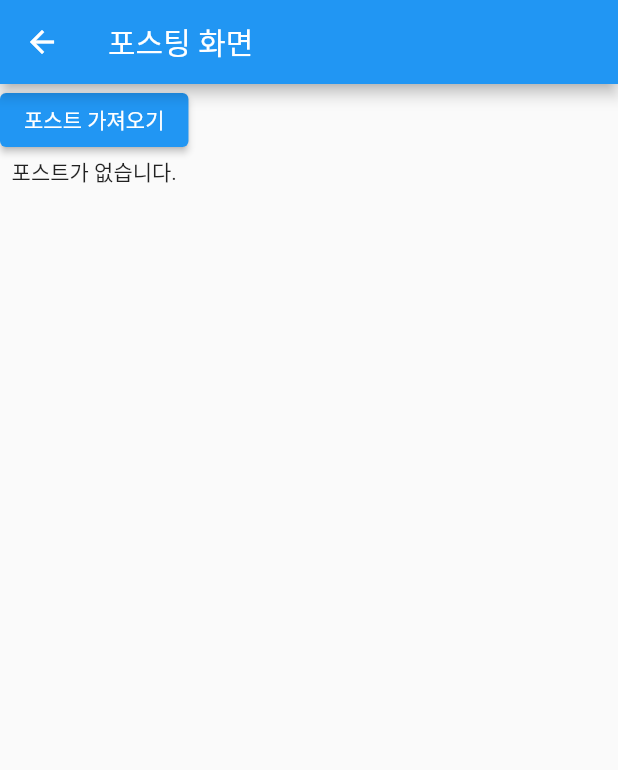
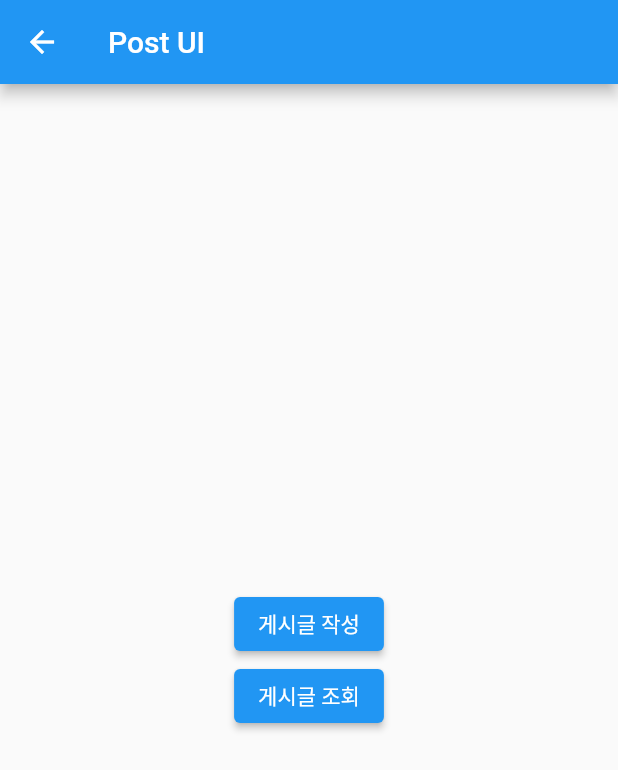
Before and after one commit to coffeeamp/flutter_travel_demo, a Flutter app: the screen it shows once a user with an empty profile is signed in, after a tap on "POST", on a phone screen of 412 x 824 dp. Shown: the top 770 px of the screen. Run offline on Flutter 3.47's test engine with Material 2 defaults, Android fonts, the phone set to English and light mode, and no system bars; our stand-ins replace cloud_firestore, firebase_auth, firebase_core, firebase_storage, flutter_chat_bubble, image_picker and 1 more; accounts and stored records are empty; network calls fail.

```diff
--- a/lib/post/post_provider.dart
+++ b/lib/post/post_provider.dart
@@ -1,46 +1,48 @@
+// post_provider.dart (PostProvider 클래스 파일)
 import 'dart:convert';
+import 'package:flutter/foundation.dart';
 import 'package:http/http.dart' as http;
-import 'package:flutter/foundation.dart';
 import 'package:flutter_travel_demo/post/post.dart';
 
 class PostProvider extends ChangeNotifier {
-  final String baseUrl = "http://10.0.2.2:8000/my_app/post/";
+  final String baseUrl = "http://10.0.2.2:8000/my_app/post/"; // Django 서버의 URL
 
   List<Post> _posts = [];
   List<Post> get posts => _posts;
 
-  Future<void> getAllPost() async {
+  Future<void> getAllPosts() async {
     try {
       var response = await http.get(Uri.parse(baseUrl));
-      if (response.statusCode == 200){
+      if (response.statusCode == 200) {
         List<dynamic> jsonResponse = json.decode(response.body);
         _posts = jsonResponse.map((json) => Post.fromJson(json)).toList();
         notifyListeners();
-      } else{
-        throw Exception('Failed to load post');
+      } else {
+        throw Exception('Failed to load posts');
       }
     } catch (e) {
-      throw Exception('Failed to load post');
+      throw Exception('Failed to load posts: $e');
     }
   }
 
   Future<void> createPost(Post post) async {
-    try{
+    try {
       var response = await http.post(
         Uri.parse(baseUrl),
         headers: {
           'Content-Type': 'application/json; charset=UTF-8',
         },
-        body: jsonEncode(post.toJson()),
+        body: json.encode(post.toJson()),
       );
-      if (response.statusCode == 201){
+      if (response.statusCode == 201) {
+        // 성공적으로 게시글이 생성됨
         _posts.add(post);
         notifyListeners();
-      } else{
+      } else {
         throw Exception('Failed to create post');
       }
     } catch (e) {
-      throw Exception('Failed to create post');
+      throw Exception('Failed to create post: $e');
     }
   }
 }
--- a/lib/screens/PostUI_screen.dart
+++ b/lib/screens/PostUI_screen.dart
@@ -1,48 +1,102 @@
-import 'package:flutter/foundation.dart';
 import 'package:flutter/material.dart';
-import 'package:flutter_travel_demo/post/post.dart';
-import 'package:flutter_travel_demo/post/post_provider.dart';
 import 'package:provider/provider.dart';
+import 'package:flutter_travel_demo/post/post.dart'; // Post 모델 클래스 파일
+import 'package:flutter_travel_demo/post/post_provider.dart'; // PostProvider 클래스 파일
 
-class PostScreen extends StatelessWidget {
-  const PostScreen({super.key});
-
+class PostUIScreen extends StatelessWidget {
   @override
   Widget build(BuildContext context) {
-    final postProvider = Provider.of<PostProvider>(context, listen: false);
     return Scaffold(
       appBar: AppBar(
-        title: Text('포스팅 화면'), // 타이틀 텍스트
+        title: Text('Post UI'),
       ),
-      body: Column(
+      body: Center(
+        child: Column(
+          mainAxisAlignment: MainAxisAlignment.center,
           children: [
             ElevatedButton(
-            onPressed: () async {
-              await postProvider.getAllPost(); // 포스트 리스트를 가져옴
+              onPressed: () {
+                _showCreatePostDialog(context); // 게시글 작성 다이얼로그 호출
               },
-            child: Text('포스트 가져오기'),
+              child: Text('게시글 작성'),
+            ),
+            ElevatedButton(
+              onPressed: () {
+                // 게시글 조회
+                Provider.of<PostProvider>(context, listen: false).getAllPosts();
+              },
+              child: Text('게시글 조회'),
             ),
             Consumer<PostProvider>(
-            builder : (context, postProvider, child){
-              if (postProvider.posts.isEmpty){
-                return Text('포스트가 없습니다.');
-              } else{
-                return Expanded(
-                  child: ListView.builder(
-                    itemCount: postProvider.posts.length, // 포스트 리스트의 길이만큼 아이템을 만듬
-                    itemBuilder: (context, index){
+              builder: (context, postProvider, _) {
+                return ListView.builder(
+                  shrinkWrap: true,
+                  itemCount: postProvider.posts.length,
+                  itemBuilder: (context, index) {
+                    Post post = postProvider.posts[index];
                     return ListTile(
-                        title: Text(postProvider.posts[index].title), // 포스트의 타이틀을 가져옴
-                        subtitle: Text(postProvider.posts[index].content), // 포스트의 내용을 가져옴
+                      title: Text(post.title),
+                      subtitle: Text(post.content),
+                    );
+                  },
+                );
+              },
+            ),
+          ],
+        ),
+      ),
     );
   }
-                  )
+
+  void _showCreatePostDialog(BuildContext context) {
+    String title = '';
+    String content = '';
+
+    showDialog(
+      context: context,
+      builder: (context) {
+        return AlertDialog(
+          title: Text('게시글 작성'),
+          content: Column(
+            mainAxisSize: MainAxisSize.min,
+            children: [
+              TextField(
+                decoration: InputDecoration(hintText: '제목'),
+                onChanged: (value) => title = value,
+              ),
+              SizedBox(height: 8),
+              TextField(
+                decoration: InputDecoration(hintText: '내용'),
+                onChanged: (value) => content = value,
+              ),
+            ],
+          ),
+          actions: [
+            TextButton(
+              onPressed: () {
+                Navigator.pop(context);
+              },
+              child: Text('취소'),
+            ),
+            TextButton(
+              onPressed: () async {
+                if (title.isNotEmpty && content.isNotEmpty) {
+                  Post post = Post(title: title, content: content);
+                  await Provider.of<PostProvider>(context, listen: false).createPost(post);
+                  Navigator.pop(context);
+                } else {
+                  ScaffoldMessenger.of(context).showSnackBar(
+                    SnackBar(
+                      content: Text('제목과 내용을 입력해주세요.'),
+                    ),
+                  );
+                }
+              },
+              child: Text('작성'),
+            ),
+          ],
+        );
+      },
     );
   }
 }
-          ),
-        ],
-      ),
-    );
-  }
-}
--- a/lib/screens/lobby_screen.dart
+++ b/lib/screens/lobby_screen.dart
@@ -74,7 +74,7 @@ class _LobbyScreenState extends State<LobbyScreen> {
               ),
               ElevatedButton(
                 onPressed: (){
-                  Navigator.push(context, MaterialPageRoute(builder: (context) => PostScreen()));
+                  Navigator.push(context, MaterialPageRoute(builder: (context) => PostUIScreen()));
                 },
                 child: Text('POST'),
               ),
```
Also changed, not shown: lib/post/post.dart (+5 -5 lines). Lines whose indentation alone changed are shown as unchanged.
